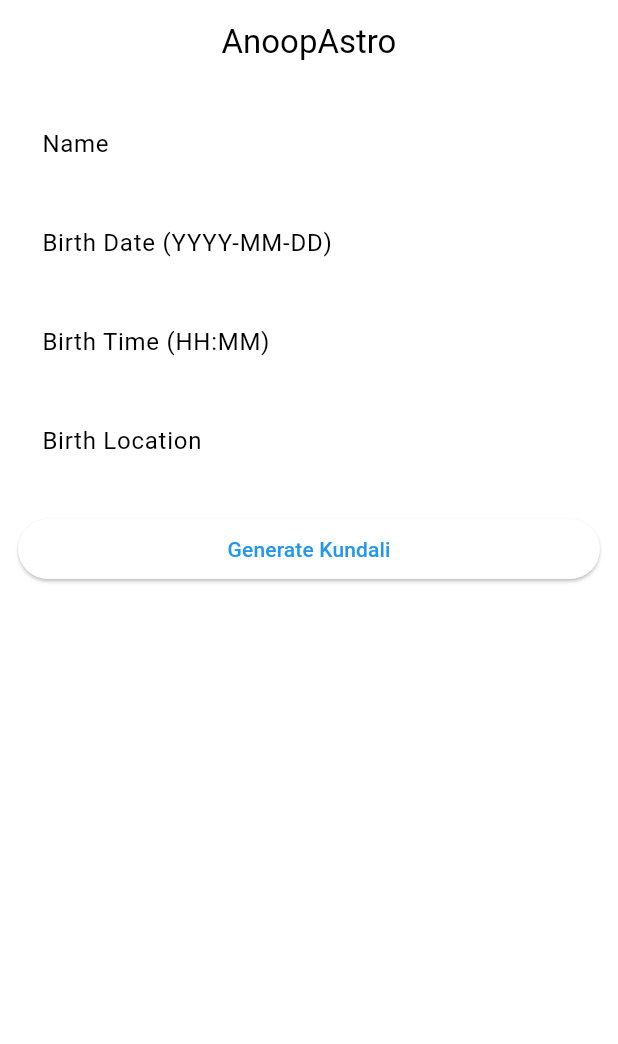
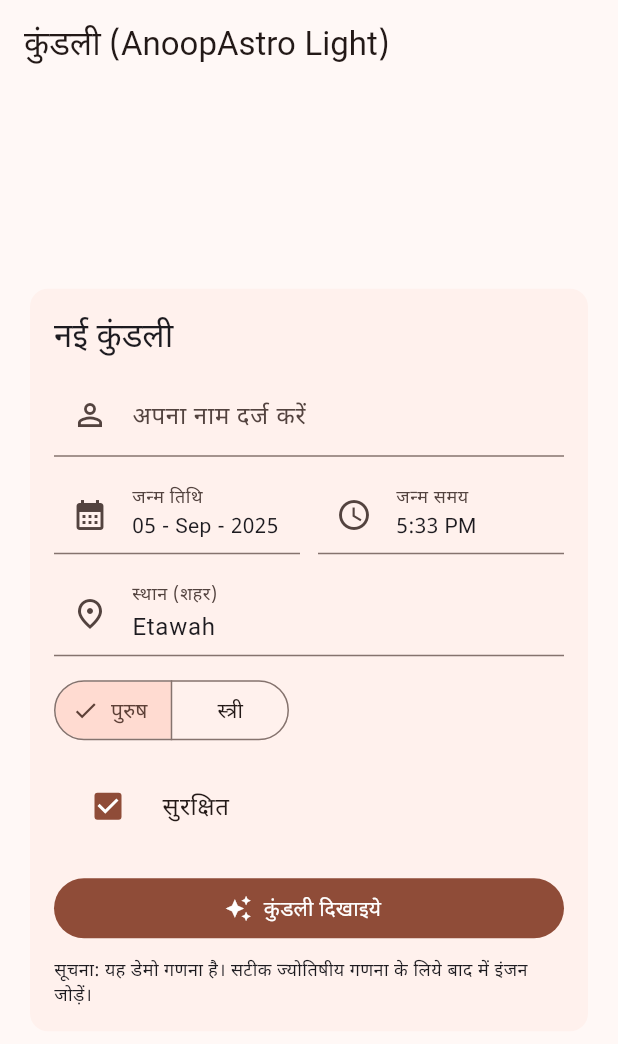
Before and after one commit to Anoopastro/astro_app, a Flutter app: the screen it shows after launch, on a phone screen of 412 x 824 dp. Shown: the top 1044 px of the screen. Run offline on Flutter 3.47's test engine with Material 3 defaults, Android fonts, the phone set to English and light mode, and no system bars; our stand-ins replace google_fonts, pdf, printing.

Commit message:
Update main.dart

```diff
--- a/lib/main.dart
+++ b/lib/main.dart
@@ -1,275 +1,393 @@
-import 'dart:convert';
-import 'dart:io';
+import 'dart:math';
 import 'package:flutter/material.dart';
-import 'package:http/http.dart' as http;
+import 'package:flutter_localizations/flutter_localizations.dart';
+import 'package:google_fonts/google_fonts.dart';
+import 'package:intl/intl.dart';
+import 'package:pdf/pdf.dart' as pdf;
 import 'package:pdf/widgets.dart' as pw;
 import 'package:printing/printing.dart';
 
-void main() => runApp(AnoopAstroApp());
+void main() {
+  WidgetsFlutterBinding.ensureInitialized();
+  runApp(const AnoopAstroApp());
+}
 
 class AnoopAstroApp extends StatelessWidget {
+  const AnoopAstroApp({super.key});
+
   @override
   Widget build(BuildContext context) {
     return MaterialApp(
-      title: 'AnoopAstro',
       debugShowCheckedModeBanner: false,
+      title: 'AnoopAstro Light',
+      themeMode: ThemeMode.light,
       theme: ThemeData(
-        primarySwatch: Colors.deepPurple,
-        colorScheme: ColorScheme.fromSwatch().copyWith(secondary: Colors.amber),
-        scaffoldBackgroundColor: Colors.white,
+        useMaterial3: true,
+        colorScheme: ColorScheme.fromSeed(seedColor: Colors.deepOrange),
+        textTheme: GoogleFonts.notoSansDevanagariTextTheme(),
       ),
-      home: HomeScreen(),
+      localizationsDelegates: const [
+        GlobalMaterialLocalizations.delegate,
+        GlobalWidgetsLocalizations.delegate,
+        GlobalCupertinoLocalizations.delegate,
+      ],
+      supportedLocales: const [Locale('hi'), Locale('en')],
+      home: const InputScreen(),
     );
   }
 }
 
-// ---------------- Home Screen ----------------
-class HomeScreen extends StatefulWidget {
-  @override
-  _HomeScreenState createState() => _HomeScreenState();
+class InputData {
+  String name;
+  DateTime dob;
+  String place;
+  TimeOfDay tob;
+  bool male;
+  InputData({
+    required this.name,
+    required this.dob,
+    required this.place,
+    required this.tob,
+    required this.male,
+  });
 }
 
-class _HomeScreenState extends State<HomeScreen> {
+class InputScreen extends StatefulWidget {
+  const InputScreen({super.key});
+
+  @override
+  State<InputScreen> createState() => _InputScreenState();
+}
+
+class _InputScreenState extends State<InputScreen> {
   final _formKey = GlobalKey<FormState>();
-  final TextEditingController nameController = TextEditingController();
-  final TextEditingController birthDateController = TextEditingController();
-  final TextEditingController birthTimeController = TextEditingController();
-  final TextEditingController locationController = TextEditingController();
+  final _name = TextEditingController();
+  final _place = TextEditingController(text: 'Etawah');
+  DateTime _date = DateTime.now();
+  TimeOfDay _time = const TimeOfDay(hour: 17, minute: 33);
+  bool _male = true;
+  bool _saved = true;
+  final _notes = TextEditingController();
+
+  @override
+  void dispose() {
+    _name.dispose();
+    _place.dispose();
+    _notes.dispose();
+    super.dispose();
+  }
 
   @override
   Widget build(BuildContext context) {
+    final isWide = MediaQuery.of(context).size.width >= 600;
+
     return Scaffold(
-      appBar: AppBar(title: Text('AnoopAstro'), centerTitle: true),
-      body: Padding(
-        padding: EdgeInsets.all(12),
+      appBar: AppBar(
+        title: const Text('कुंडली (AnoopAstro Light)'),
+      ),
+      body: Center(
+        child: ConstrainedBox(
+          constraints: const BoxConstraints(maxWidth: 900),
+          child: Padding(
+            padding: const EdgeInsets.all(16),
+            child: Card(
+              elevation: 0,
+              clipBehavior: Clip.antiAlias,
+              child: Padding(
+                padding: const EdgeInsets.all(16),
                 child: Form(
                   key: _formKey,
-          child: ListView(
-            children: [
-              TextFormField(
-                controller: nameController,
-                decoration: InputDecoration(
-                    labelText: 'Name', border: OutlineInputBorder()),
-                validator: (v) => v!.isEmpty ? 'Enter Name' : null,
+                  child: isWide ? _buildWide(context) : _buildNarrow(context),
                 ),
-              SizedBox(height: 10),
-              TextFormField(
-                controller: birthDateController,
-                decoration: InputDecoration(
-                    labelText: 'Birth Date (YYYY-MM-DD)',
-                    border: OutlineInputBorder()),
-                validator: (v) => v!.isEmpty ? 'Enter Date' : null,
               ),
-              SizedBox(height: 10),
-              TextFormField(
-                controller: birthTimeController,
-                decoration: InputDecoration(
-                    labelText: 'Birth Time (HH:MM)',
-                    border: OutlineInputBorder()),
-                validator: (v) => v!.isEmpty ? 'Enter Time' : null,
             ),
-              SizedBox(height: 10),
-              TextFormField(
-                controller: locationController,
-                decoration: InputDecoration(
-                    labelText: 'Birth Location',
-                    border: OutlineInputBorder()),
-                validator: (v) => v!.isEmpty ? 'Enter Location' : null,
-              ),
-              SizedBox(height: 20),
-              ElevatedButton(
-                child: Text('Generate Kundali'),
-                onPressed: () {
-                  if (_formKey.currentState!.validate()) {
-                    Navigator.push(
-                        context,
-                        MaterialPageRoute(
-                            builder: (_) => KundaliScreen(
-                                  name: nameController.text,
-                                  birthDate: birthDateController.text,
-                                  birthTime: birthTimeController.text,
-                                  location: locationController.text,
-                                )));
-                  }
-                },
-              )
-            ],
           ),
         ),
       ),
     );
   }
+
+  Widget _buildWide(BuildContext context) {
+    return Row(
+      crossAxisAlignment: CrossAxisAlignment.start,
+      children: [
+        Expanded(child: _leftColumn(context)),
+        const SizedBox(width: 24),
+        Expanded(child: _rightColumn(context)),
+      ],
+    );
   }
 
-// ---------------- Kundali Screen ----------------
-class KundaliScreen extends StatefulWidget {
-  final String name;
-  final String birthDate;
-  final String birthTime;
-  final String location;
-
-  KundaliScreen(
-      {required this.name,
-      required this.birthDate,
-      required this.birthTime,
-      required this.location});
-
-  @override
-  _KundaliScreenState createState() => _KundaliScreenState();
+  Widget _buildNarrow(BuildContext context) {
+    return SingleChildScrollView(child: _leftColumn(context));
   }
 
-class _KundaliScreenState extends State<KundaliScreen>
-    with SingleTickerProviderStateMixin {
-  bool loading = true;
-  Map<String, dynamic>? data;
-  late TabController _tabController;
-
-  final String clientId = 'YOUR_CLIENT_ID';
-  final String clientSecret = 'YOUR_CLIENT_SECRET';
-  String? accessToken;
-
-  @override
-  void initState() {
-    super.initState();
-    _tabController = TabController(length: 3, vsync: this);
-    fetchData();
+  Widget _leftColumn(BuildContext context) {
+    return Column(
+      crossAxisAlignment: CrossAxisAlignment.start,
+      children: [
+        Text('नई कुंडली', style: Theme.of(context).textTheme.titleLarge),
+        const SizedBox(height: 12),
+        TextFormField(
+          controller: _name,
+          decoration: const InputDecoration(
+            labelText: 'अपना नाम दर्ज करें',
+            prefixIcon: Icon(Icons.person_outline),
+          ),
+          validator: (v) => (v == null || v.trim().isEmpty) ? 'नाम आवश्यक है' : null,
+        ),
+        const SizedBox(height: 12),
+        Row(children: [
+          Expanded(
+            child: InkWell(
+              onTap: _pickDate,
+              child: InputDecorator(
+                decoration: const InputDecoration(
+                  labelText: 'जन्म तिथि',
+                  prefixIcon: Icon(Icons.calendar_month),
+                ),
+                child: Text(DateFormat('dd - MMM - yyyy').format(_date)),
+              ),
+            ),
+          ),
+          const SizedBox(width: 12),
+          Expanded(
+            child: InkWell(
+              onTap: _pickTime,
+              child: InputDecorator(
+                decoration: const InputDecoration(
+                  labelText: 'जन्म समय',
+                  prefixIcon: Icon(Icons.schedule),
+                ),
+                child: Text(_time.format(context)),
+              ),
+            ),
+          )
+        ]),
+        const SizedBox(height: 12),
+        TextFormField(
+          controller: _place,
+          decoration: const InputDecoration(
+            labelText: 'स्थान (शहर)',
+            prefixIcon: Icon(Icons.place_outlined),
+          ),
+          validator: (v) => (v == null || v.trim().isEmpty) ? 'स्थान आवश्यक है' : null,
+        ),
+        const SizedBox(height: 12),
+        SegmentedButton<bool>(
+          segments: const [
+            ButtonSegment(value: true, label: Text('पुरुष')),
+            ButtonSegment(value: false, label: Text('स्त्री')),
+          ],
+          selected: {_male},
+          onSelectionChanged: (s) => setState(() => _male = s.first),
+        ),
+        const SizedBox(height: 12),
+        CheckboxListTile(
+          value: _saved,
+          onChanged: (v) => setState(() => _saved = v ?? false),
+          title: const Text('सुरक्षित'),
+          controlAffinity: ListTileControlAffinity.leading,
+        ),
+        const SizedBox(height: 16),
+        SizedBox(
+          width: double.infinity,
+          child: FilledButton.icon(
+            icon: const Icon(Icons.auto_awesome),
+            label: const Text('कुंडली दिखाइये'),
+            onPressed: _onGenerate,
+          ),
+        ),
+        const SizedBox(height: 8),
+        const Text(
+          'सूचना: यह डेमो गणना है। सटीक ज्योतिषीय गणना के लिये बाद में इंजन जोड़ें।',
+          style: TextStyle(fontSize: 12),
+        ),
+      ],
+    );
   }
 
-  Future<void> fetchData() async {
-    try {
-      accessToken = await getProkeralaAccessToken(clientId, clientSecret);
-      data = await fetchKundaliData(widget.birthDate, widget.birthTime,
-          widget.location, accessToken!);
-      setState(() => loading = false);
-    } on SocketException {
-      setState(() {
-        loading = false;
-        data = {'error': 'No internet connection. Please check network.'};
-      });
-    } catch (e) {
-      setState(() {
-        loading = false;
-        data = {'error': e.toString()};
-      });
+  Widget _rightColumn(BuildContext context) {
+    return Column(
+      crossAxisAlignment: CrossAxisAlignment.start,
+      children: [
+        const SizedBox(height: 48),
+        Card(
+          elevation: 0,
+          child: Padding(
+            padding: const EdgeInsets.all(12),
+            child: Column(
+              crossAxisAlignment: CrossAxisAlignment.start,
+              children: const [
+                Text('Tablet UI'),
+                SizedBox(height: 6),
+                Text('Material 3 • देवनागरी फॉन्ट • PDF निर्यात'),
+              ],
+            ),
+          ),
+        ),
+      ],
+    );
+  }
+
+  Future<void> _pickDate() async {
+    final now = DateTime.now();
+    final picked = await showDatePicker(
+      context: context,
+      firstDate: DateTime(1900),
+      lastDate: DateTime(now.year + 1),
+      initialDate: _date,
+    );
+    if (picked != null) setState(() => _date = picked);
+  }
+
+  Future<void> _pickTime() async {
+    final picked = await showTimePicker(
+      context: context,
+      initialTime: _time,
+    );
+    if (picked != null) setState(() => _time = picked);
+  }
+
+  void _onGenerate() {
+    if (!_formKey.currentState!.validate()) return;
+    final input = InputData(
+      name: _name.text.trim().isEmpty ? 'अज्ञात' : _name.text.trim(),
+      dob: DateTime(_date.year, _date.month, _date.day, _time.hour, _time.minute),
+      place: _place.text.trim(),
+      tob: _time,
+      male: _male,
+    );
+
+    Navigator.of(context).push(
+      MaterialPageRoute(builder: (_) => ResultScreen(input: input)),
+    );
   }
 }
 
+class ResultScreen extends StatelessWidget {
+  final InputData input;
+  const ResultScreen({super.key, required this.input});
+
   @override
   Widget build(BuildContext context) {
-    if (loading) return Scaffold(body: Center(child: CircularProgressIndicator()));
-
-    if (data?['error'] != null)
-      return Scaffold(
-          appBar: AppBar(title: Text('Kundali')),
-          body: Center(child: Text(data!['error'], style: TextStyle(fontSize: 16))));
+    final kundali = DemoAstroEngine.generateKundali();
+    final dashas = DemoAstroEngine.generateDashas();
 
     return Scaffold(
       appBar: AppBar(
-        title: Text('Kundali'),
-        bottom: TabBar(
-          controller: _tabController,
-          tabs: [
-            Tab(text: 'Panchang'),
-            Tab(text: 'Kundali'),
-            Tab(text: 'Dasha'),
+        title: const Text('कुंडली परिणाम'),
+        actions: [
+          IconButton(
+            icon: const Icon(Icons.picture_as_pdf),
+            onPressed: () async {
+              final doc = await _buildPdf(input, kundali, dashas);
+              await Printing.layoutPdf(onLayout: (format) => doc.save());
+            },
+          )
         ],
       ),
+      body: ListView(
+        padding: const EdgeInsets.all(16),
+        children: [
+          Text('नाम: ${input.name}'),
+          Text('जन्म तिथि: ${DateFormat('dd MMM yyyy, hh:mm a').format(input.dob)}'),
+          Text('स्थान: ${input.place}'),
+          const SizedBox(height: 16),
+          const Text('कुंडली (डेमो)'),
+          const SizedBox(height: 12),
+          AspectRatio(
+            aspectRatio: 1,
+            child: CustomPaint(
+              painter: KundaliPainter(kundali),
             ),
-      body: TabBarView(
-        controller: _tabController,
-        children: [
-          PanchangTab(data: data!),
-          KundaliTab(data: data!),
-          DashaTab(data: data!),
+          ),
+          const SizedBox(height: 16),
+          const Text('महादशा (डेमो)'),
+          const SizedBox(height: 8),
+          for (final d in dashas) Text(d),
         ],
-      ),
-      floatingActionButton: FloatingActionButton(
-        child: Icon(Icons.picture_as_pdf),
-        onPressed: () => generatePdf(data!, widget.name),
       ),
     );
   }
 
-  Future<void> generatePdf(Map<String, dynamic> data, String name) async {
-    final pdf = pw.Document();
-    pdf.addPage(pw.Page(
-      build: (context) => pw.Stack(children: [
+  Future<pw.Document> _buildPdf(
+      InputData input, List<String> kundali, List<String> dashas) async {
+    final doc = pw.Document();
+    doc.addPage(
+      pw.MultiPage(
+        pageFormat: pdf.PdfPageFormat.a4,
+        build: (pw.Context ctx) => [
+          pw.Header(
+              level: 0,
+              child: pw.Text("AnoopAstro Light Kundali",
+                  style: pw.TextStyle(fontSize: 20))),
+          pw.Text("नाम: ${input.name}"),
+          pw.Text("जन्म तिथि: ${DateFormat('dd MMM yyyy, hh:mm a').format(input.dob)}"),
+          pw.Text("स्थान: ${input.place}"),
+          pw.SizedBox(height: 20),
+          pw.Text("कुंडली (Demo Data):"),
+          pw.Wrap(children: kundali.map((e) => pw.Text(e)).toList()),
+          pw.SizedBox(height: 20),
+          pw.Text("महादशा (Demo Data):"),
+          pw.Column(children: dashas.map((e) => pw.Text(e)).toList()),
           pw.Positioned(
+            bottom: 20,
+            right: 20,
             child: pw.Opacity(
-            opacity: 0.1,
-            child: pw.Center(
-                child: pw.Text('AnoopAstro',
-                    style: pw.TextStyle(fontSize: 50))),
+              opacity: 0.2,
+              child: pw.Text("AnoopAstro Light",
+                  style: pw.TextStyle(fontSize: 40, color: pdf.PdfColors.red)),
             ),
+          )
+        ],
       ),
-        pw.Column(children: [
-          pw.Text('Kundali of $name', style: pw.TextStyle(fontSize: 24)),
-          pw.SizedBox(height: 10),
-          pw.Text(jsonEncode(data), style: pw.TextStyle(fontSize: 14)),
-        ])
-      ]),
-    ));
-    await Printing.layoutPdf(onLayout: (format) => pdf.save());
+    );
+    return doc;
   }
 }
 
-// ---------------- Tabs ----------------
-class PanchangTab extends StatelessWidget {
-  final Map<String, dynamic> data;
-  PanchangTab({required this.data});
+/// Painter to draw a simple Kundali chart (demo only)
+class KundaliPainter extends CustomPainter {
+  final List<String> data;
+  KundaliPainter(this.data);
 
   @override
-  Widget build(BuildContext context) {
-    return ListView(
-      padding: EdgeInsets.all(12),
-      children: [
-        Card(child: ListTile(title: Text('Tithi'), subtitle: Text(data['tithi'] ?? ''))),
-        Card(child: ListTile(title: Text('Nakshatra'), subtitle: Text(data['nakshatra'] ?? ''))),
-        Card(child: ListTile(title: Text('Yoga'), subtitle: Text(data['yoga'] ?? ''))),
-        Card(child: ListTile(title: Text('Day'), subtitle: Text(data['day'] ?? ''))),
-      ],
-    );
+  void paint(Canvas canvas, Size size) {
+    final paint = Paint()
+      ..color = Colors.deepOrange
+      ..style = PaintingStyle.stroke
+      ..strokeWidth = 2;
+    final w = size.width;
+    final h = size.height;
+
+    // Draw square
+    canvas.drawRect(Rect.fromLTWH(0, 0, w, h), paint);
+
+    // Draw diagonals
+    canvas.drawLine(Offset(0, 0), Offset(w, h), paint);
+    canvas.drawLine(Offset(w, 0), Offset(0, h), paint);
+
+    // Cross
+    canvas.drawLine(Offset(w / 2, 0), Offset(w / 2, h), paint);
+    canvas.drawLine(Offset(0, h / 2), Offset(w, h / 2), paint);
+  }
+
+  @override
+  bool shouldRepaint(covariant CustomPainter oldDelegate) => false;
+}
+
+/// Demo astro engine (placeholder)
+class DemoAstroEngine {
+  static List<String> generateKundali() {
+    return List.generate(12, (i) => "भाव ${i + 1}");
+  }
+
+  static List<String> generateDashas() {
+    return [
+      "केतु 2020 - 2027",
+      "शुक्र 2027 - 2047",
+      "सूर्य 2047 - 2053",
+    ];
   }
 }
-
-class KundaliTab extends StatelessWidget {
-  final Map<String, dynamic> data;
-  KundaliTab({required this.data});
-
-  @override
-  Widget build(BuildContext context) {
-    final lagna = data['lagna'] ?? [];
-    final navmansh = data['navmansh'] ?? [];
-    return ListView(
-      padding: EdgeInsets.all(12),
-      children: [
-        Text('Lagna Kundali', style: TextStyle(fontSize: 18, fontWeight: FontWeight.bold)),
-        GridView.builder(
-          shrinkWrap: true,
-          physics: NeverScrollableScrollPhysics(),
-          gridDelegate: SliverGridDelegateWithFixedCrossAxisCount(
-              crossAxisCount: 3, mainAxisSpacing: 4, crossAxisSpacing: 4),
-          itemCount: lagna.length,
-          itemBuilder: (_, i) => Card(child: Center(child: Text(lagna[i].toString()))),
-        ),
-        SizedBox(height: 10),
-        Text('Navmansh Kundali', style: TextStyle(fontSize: 18, fontWeight: FontWeight.bold)),
-        GridView.builder(
-          shrinkWrap: true,
-          physics: NeverScrollableScrollPhysics(),
-          gridDelegate: SliverGridDelegateWithFixedCrossAxisCount(
-              crossAxisCount: 3, mainAxisSpacing: 4, crossAxisSpacing: 4),
-          itemCount: navmansh.length,
-          itemBuilder: (_, i) => Card(child: Center(child: Text(navmansh[i].toString()))),
-        ),
-      ],
-    );
-  }
-}
-
-class DashaTab extends StatelessWidget {
-  final Map<String, dynamic> data;
-  DashaTab({required this.data});
-
-  @override
-  Widget build(BuildContext
```
Lines whose indentation alone changed are shown as unchanged.
